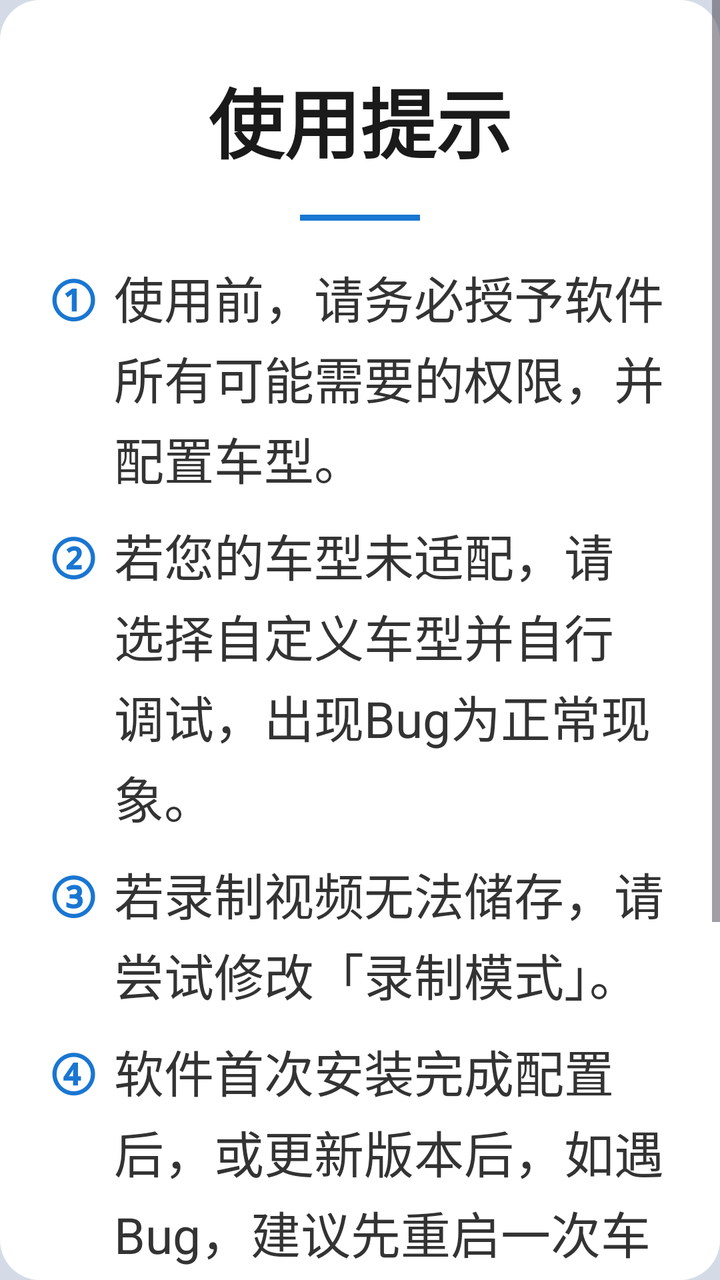
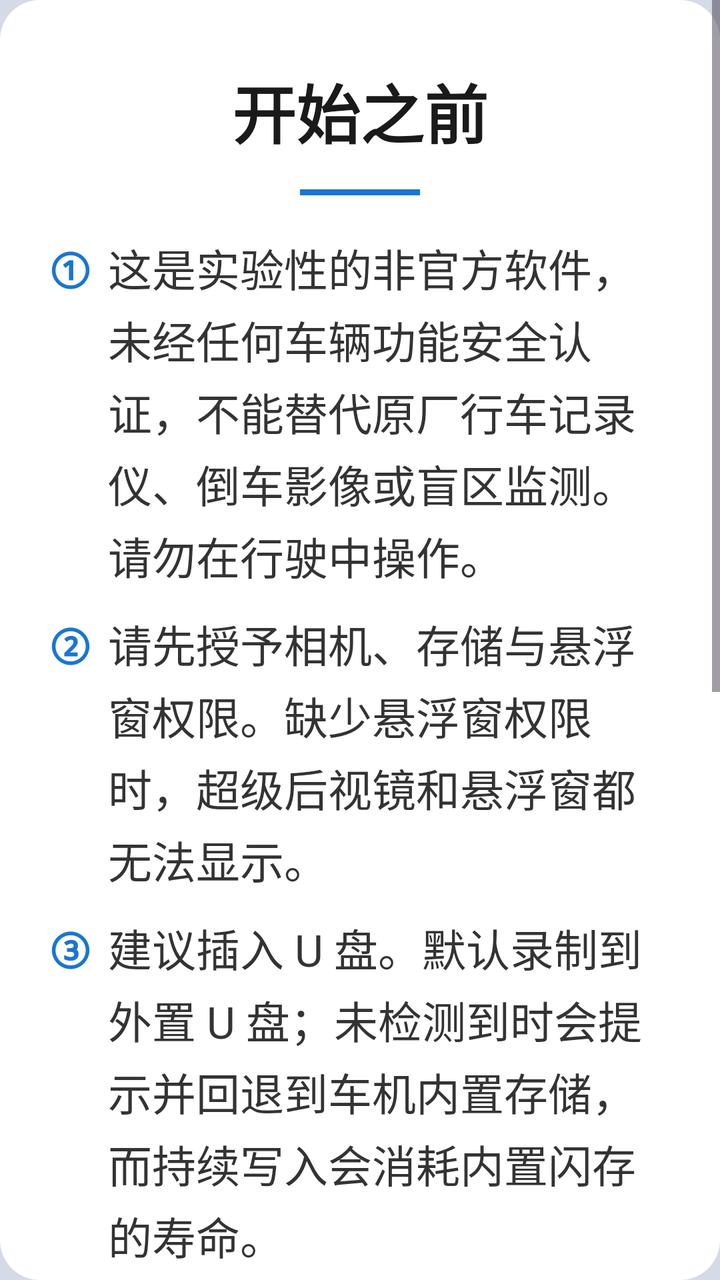

Compare the two renders of this Android layout. The source of the first and the diff that turns it into the second are given below.
<!-- AndroidManifest.xml: application theme Theme.Cam -->
<!-- res/layout/dialog_first_launch_guide.xml -->
<?xml version="1.0" encoding="utf-8"?>
<ScrollView xmlns:android="http://schemas.android.com/apk/res/android"
    android:layout_width="match_parent"
    android:layout_height="wrap_content"
    android:background="@drawable/dialog_rounded_background"
    android:fillViewport="true">

    <LinearLayout
        android:layout_width="match_parent"
        android:layout_height="wrap_content"
        android:orientation="vertical"
        android:padding="24dp">

        
        <TextView
            android:layout_width="wrap_content"
            android:layout_height="wrap_content"
            android:layout_gravity="center_horizontal"
            android:text="使用提示"
            android:textSize="38sp"
            android:textColor="@color/dialog_guide_title"
            android:textStyle="bold"
            android:layout_marginTop="8dp"
            android:layout_marginBottom="20dp" />

        
        <View
            android:layout_width="60dp"
            android:layout_height="3dp"
            android:layout_gravity="center_horizontal"
            android:background="@color/dialog_guide_accent"
            android:layout_marginBottom="20dp" />

        
        <LinearLayout
            android:layout_width="wrap_content"
            android:layout_height="wrap_content"
            android:layout_gravity="center_horizontal"
            android:orientation="horizontal"
            android:layout_marginBottom="12dp">
            
            <TextView
                android:layout_width="wrap_content"
                android:layout_height="wrap_content"
                android:text="①"
                android:textSize="25sp"
                android:textColor="@color/dialog_guide_accent"
                android:textStyle="bold"
                android:layout_marginEnd="8dp" />
            
            <TextView
                android:layout_width="wrap_content"
                android:layout_height="wrap_content"
                android:text="使用前，请务必授予软件所有可能需要的权限，并配置车型。"
                android:textSize="25sp"
                android:textColor="@color/dialog_guide_content"
                android:lineSpacingExtra="4dp" />
        </LinearLayout>

        
        <LinearLayout
            android:layout_width="wrap_content"
            android:layout_height="wrap_content"
            android:layout_gravity="center_horizontal"
            android:orientation="horizontal"
            android:layout_marginBottom="12dp">
            
            <TextView
                android:layout_width="wrap_content"
                android:layout_height="wrap_content"
                android:text="②"
                android:textSize="25sp"
                android:textColor="@color/dialog_guide_accent"
                android:textStyle="bold"
                android:layout_marginEnd="8dp" />
            
            <TextView
                android:layout_width="wrap_content"
                android:layout_height="wrap_content"
                android:text="若您的车型未适配，请选择自定义车型并自行调试，出现Bug为正常现象。"
                android:textSize="25sp"
                android:textColor="@color/dialog_guide_content"
                android:lineSpacingExtra="4dp" />
        </LinearLayout>

        
        <LinearLayout
            android:layout_width="wrap_content"
            android:layout_height="wrap_content"
            android:layout_gravity="center_horizontal"
            android:orientation="horizontal"
            android:layout_marginBottom="12dp">
            
            <TextView
                android:layout_width="wrap_content"
                android:layout_height="wrap_content"
                android:text="③"
                android:textSize="25sp"
                android:textColor="@color/dialog_guide_accent"
                android:textStyle="bold"
                android:layout_marginEnd="8dp" />
            
            <TextView
                android:layout_width="wrap_content"
                android:layout_height="wrap_content"
                android:text="若录制视频无法储存，请尝试修改「录制模式」。"
                android:textSize="25sp"
                android:textColor="@color/dialog_guide_content"
                android:lineSpacingExtra="4dp" />
        </LinearLayout>

        
        <LinearLayout
            android:layout_width="wrap_content"
            android:layout_height="wrap_content"
            android:layout_gravity="center_horizontal"
            android:orientation="horizontal"
            android:layout_marginBottom="20dp">
            
            <TextView
                android:layout_width="wrap_content"
                android:layout_height="wrap_content"
                android:text="④"
                android:textSize="25sp"
                android:textColor="@color/dialog_guide_accent"
                android:textStyle="bold"
                android:layout_marginEnd="8dp" />
            
            <TextView
                android:layout_width="wrap_content"
                android:layout_height="wrap_content"
                android:text="软件首次安装完成配置后，或更新版本后，如遇Bug，建议先重启一次车机！"
                android:textSize="25sp"
                android:textColor="@color/dialog_guide_content"
                android:lineSpacingExtra="4dp" />
        </LinearLayout>

        
        <View
            android:layout_width="match_parent"
            android:layout_height="1dp"
            android:background="@color/dialog_guide_divider"
            android:layout_marginBottom="16dp" />

        
        <TextView
            android:layout_width="match_parent"
            android:layout_height="wrap_content"
            android:text="本软件作者 @greenteacher46（四十六），当前版本免费开源，如遇收费售卖等商业行为，请告知作者。"
            android:textSize="20sp"
            android:textColor="@color/dialog_guide_secondary"
            android:lineSpacingExtra="3dp"
            android:gravity="center"
            android:layout_marginBottom="12dp" />

        

        
        <TextView
            android:id="@+id/btn_confirm"
            android:layout_width="match_parent"
            android:layout_height="48dp"
            android:background="@drawable/dialog_button_background"
            android:gravity="center"
            android:text="我知道了"
            android:textColor="@color/dialog_guide_button_text"
            android:textSize="16sp"
            android:textStyle="bold" />

    </LinearLayout>
</ScrollView>
<!-- resources referenced by this layout -->
<resources>
  <color name="dialog_guide_accent">#1976D2</color>
  <color name="dialog_guide_button_text">#FFFFFF</color>
  <color name="dialog_guide_content">#333333</color>
  <color name="dialog_guide_divider">#E0E0E0</color>
  <color name="dialog_guide_secondary">#666666</color>
  <color name="dialog_guide_title">#1A1A1A</color>
  <!-- drawable dialog_button_background (drawable) -->
  <?xml version="1.0" encoding="utf-8"?>
  <ripple xmlns:android="http://schemas.android.com/apk/res/android"
      android:color="@color/dialog_guide_button_ripple">
      <item>
          <shape android:shape="rectangle">
              <solid android:color="@color/dialog_guide_button_bg" />
              <corners android:radius="12dp" />
          </shape>
      </item>
  </ripple>
  <!-- drawable dialog_rounded_background (drawable) -->
  <?xml version="1.0" encoding="utf-8"?>
  <shape xmlns:android="http://schemas.android.com/apk/res/android"
      android:shape="rectangle">
      <solid android:color="@color/dialog_guide_background" />
      <corners android:radius="20dp" />
  </shape>
  <style name="Theme.Cam" parent="Base.Theme.Cam" />
  <color name="dialog_guide_button_ripple">#30000000</color>
  <color name="dialog_guide_button_bg">#1976D2</color>
  <color name="dialog_guide_background">#FFFFFF</color>
  <style name="Base.Theme.Cam" parent="Theme.Material3.DayNight.NoActionBar">
          
          <item name="preferenceTheme">@style/PreferenceThemeOverlay</item>
          
          <item name="colorPrimary">#424242</item>
          <item name="colorPrimaryVariant">#2A2A2A</item>
          <item name="colorOnPrimary">#FFFFFF</item>
          <item name="colorSecondary">#616161</item>
          <item name="colorSecondaryVariant">#424242</item>
          <item name="colorOnSecondary">#FFFFFF</item>
          <item name="android:colorBackground">#1A1A1A</item>
          <item name="colorSurface">#2A2A2A</item>
          <item name="colorOnSurface">#FFFFFF</item>
          <item name="android:statusBarColor">#2A2A2A</item>
          <item name="android:navigationBarColor">#000000</item>
          
          <item name="android:windowBackground">@color/page_background</item>
          
          <item name="android:windowSplashScreenBackground">@color/page_background</item>
          <item name="android:windowSplashScreenAnimatedIcon">@mipmap/ic_launcher</item>
      </style>
  <color name="page_background">#FFD4DBE6</color>
</resources>

<!-- the commit's change to res/layout/dialog_first_launch_guide.xml (unified diff, before → after) -->
@@ -11,19 +11,17 @@
         android:orientation="vertical"
         android:padding="24dp">
 
-        
         <TextView
             android:layout_width="wrap_content"
             android:layout_height="wrap_content"
             android:layout_gravity="center_horizontal"
-            android:text="使用提示"
-            android:textSize="38sp"
+            android:text="@string/guide_title"
+            android:textSize="32sp"
             android:textColor="@color/dialog_guide_title"
             android:textStyle="bold"
             android:layout_marginTop="8dp"
-            android:layout_marginBottom="20dp" />
+            android:layout_marginBottom="16dp" />
 
-        
         <View
             android:layout_width="60dp"
             android:layout_height="3dp"
@@ -31,138 +29,150 @@
             android:background="@color/dialog_guide_accent"
             android:layout_marginBottom="20dp" />
 
-        
         <LinearLayout
-            android:layout_width="wrap_content"
+            android:layout_width="match_parent"
             android:layout_height="wrap_content"
-            android:layout_gravity="center_horizontal"
             android:orientation="horizontal"
             android:layout_marginBottom="12dp">
-            
+
             <TextView
                 android:layout_width="wrap_content"
                 android:layout_height="wrap_content"
                 android:text="①"
-                android:textSize="25sp"
+                android:textSize="22sp"
                 android:textColor="@color/dialog_guide_accent"
                 android:textStyle="bold"
                 android:layout_marginEnd="8dp" />
-            
+
             <TextView
-                android:layout_width="wrap_content"
+                android:layout_width="match_parent"
                 android:layout_height="wrap_content"
-                android:text="使用前，请务必授予软件所有可能需要的权限，并配置车型。"
-                android:textSize="25sp"
+                android:text="@string/guide_1"
+                android:textSize="22sp"
                 android:textColor="@color/dialog_guide_content"
                 android:lineSpacingExtra="4dp" />
         </LinearLayout>
 
-        
         <LinearLayout
-            android:layout_width="wrap_content"
+            android:layout_width="match_parent"
             android:layout_height="wrap_content"
-            android:layout_gravity="center_horizontal"
             android:orientation="horizontal"
             android:layout_marginBottom="12dp">
-            
+
             <TextView
                 android:layout_width="wrap_content"
                 android:layout_height="wrap_content"
                 android:text="②"
-                android:textSize="25sp"
+                android:textSize="22sp"
                 android:textColor="@color/dialog_guide_accent"
                 android:textStyle="bold"
                 android:layout_marginEnd="8dp" />
-            
+
             <TextView
-                android:layout_width="wrap_content"
+                android:layout_width="match_parent"
                 android:layout_height="wrap_content"
-                android:text="若您的车型未适配，请选择自定义车型并自行调试，出现Bug为正常现象。"
-                android:textSize="25sp"
+                android:text="@string/guide_2"
+                android:textSize="22sp"
                 android:textColor="@color/dialog_guide_content"
                 android:lineSpacingExtra="4dp" />
         </LinearLayout>
 
-        
         <LinearLayout
-            android:layout_width="wrap_content"
+            android:layout_width="match_parent"
             android:layout_height="wrap_content"
-            android:layout_gravity="center_horizontal"
             android:orientation="horizontal"
             android:layout_marginBottom="12dp">
-            
+
             <TextView
                 android:layout_width="wrap_content"
                 android:layout_height="wrap_content"
                 android:text="③"
-                android:textSize="25sp"
+                android:textSize="22sp"
                 android:textColor="@color/dialog_guide_accent"
                 android:textStyle="bold"
                 android:layout_marginEnd="8dp" />
-            
+
             <TextView
-                android:layout_width="wrap_content"
+                android:layout_width="match_parent"
                 android:layout_height="wrap_content"
-                android:text="若录制视频无法储存，请尝试修改「录制模式」。"
-                android:textSize="25sp"
+                android:text="@string/guide_3"
+                android:textSize="22sp"
                 android:textColor="@color/dialog_guide_content"
                 android:lineSpacingExtra="4dp" />
         </LinearLayout>
 
-        
         <LinearLayout
-            android:layout_width="wrap_content"
+            android:layout_width="match_parent"
             android:layout_height="wrap_content"
-            android:layout_gravity="center_horizontal"
             android:orientation="horizontal"
-            android:layout_marginBottom="20dp">
-            
+            android:layout_marginBottom="12dp">
+
             <TextView
                 android:layout_width="wrap_content"
                 android:layout_height="wrap_content"
                 android:text="④"
-                android:textSize="25sp"
+                android:textSize="22sp"
                 android:textColor="@color/dialog_guide_accent"
                 android:textStyle="bold"
                 android:layout_marginEnd="8dp" />
-            
+
             <TextView
-                android:layout_width="wrap_content"
+                android:layout_width="match_parent"
                 android:layout_height="wrap_content"
-                android:text="软件首次安装完成配置后，或更新版本后，如遇Bug，建议先重启一次车机！"
-                android:textSize="25sp"
+                android:text="@string/guide_4"
+                android:textSize="22sp"
                 android:textColor="@color/dialog_guide_content"
                 android:lineSpacingExtra="4dp" />
         </LinearLayout>
 
-        
+        <LinearLayout
+            android:layout_width="match_parent"
+            android:layout_height="wrap_content"
+            android:orientation="horizontal"
+            android:layout_marginBottom="12dp">
+
+            <TextView
+                android:layout_width="wrap_content"
+                android:layout_height="wrap_content"
+                android:text="⑤"
+                android:textSize="22sp"
+                android:textColor="@color/dialog_guide_accent"
+                android:textStyle="bold"
+                android:layout_marginEnd="8dp" />
+
+            <TextView
+                android:layout_width="match_parent"
+                android:layout_height="wrap_content"
+                android:text="@string/guide_5"
+                android:textSize="22sp"
+                android:textColor="@color/dialog_guide_content"
+                android:lineSpacingExtra="4dp" />
+        </LinearLayout>
+
         <View
             android:layout_width="match_parent"
             android:layout_height="1dp"
             android:background="@color/dialog_guide_divider"
+            android:layout_marginTop="8dp"
             android:layout_marginBottom="16dp" />
 
-        
         <TextView
             android:layout_width="match_parent"
             android:layout_height="wrap_content"
-            android:text="本软件作者 @greenteacher46（四十六），当前版本免费开源，如遇收费售卖等商业行为，请告知作者。"
-            android:textSize="20sp"
+            android:text="@string/guide_footer"
+            android:textSize="18sp"
             android:textColor="@color/dialog_guide_secondary"
             android:lineSpacingExtra="3dp"
             android:gravity="center"
-            android:layout_marginBottom="12dp" />
+            android:layout_marginBottom="16dp" />
 
-        
-
-        
         <TextView
             android:id="@+id/btn_confirm"
             android:layout_width="match_parent"
             android:layout_height="48dp"
             android:background="@drawable/dialog_button_background"
             android:gravity="center"
-            android:text="我知道了"
+            android:text="@string/action_got_it_guide"
             android:textColor="@color/dialog_guide_button_text"
             android:textSize="16sp"
             android:textStyle="bold" />
<!-- resource entries referenced after the edit -->
@@ -24,6 +24,14 @@
       <solid android:color="@color/dialog_guide_background" />
       <corners android:radius="20dp" />
   </shape>
+  <string name="action_got_it_guide">我知道了</string>
+  <string name="guide_1">这是实验性的非官方软件，未经任何车辆功能安全认证，不能替代原厂行车记录仪、倒车影像或盲区监测。请勿在行驶中操作。</string>
+  <string name="guide_2">请先授予相机、存储与悬浮窗权限。缺少悬浮窗权限时，超级后视镜和悬浮窗都无法显示。</string>
+  <string name="guide_3">建议插入 U 盘。默认录制到外置 U 盘；未检测到时会提示并回退到车机内置存储，而持续写入会消耗内置闪存的寿命。</string>
+  <string name="guide_4">超级后视镜默认关闭，可在「设置 → 超级后视镜」中开启。开启后，窗口中间三分之一上下滑调取景、左右滑换一路，两侧拖动窗口。</string>
+  <string name="guide_5">遇到异常先重启一次应用；仍不正常时，可在「设置 → 关于 → 诊断信息」导出实测信息。</string>
+  <string name="guide_footer">本应用以 EVCam（GPL-3.0）为代码基座，免费开源，不出售。来源与致谢见「关于本应用」。</string>
+  <string name="guide_title">开始之前</string>
   <style name="Theme.Cam" parent="Base.Theme.Cam" />
   <color name="dialog_guide_button_ripple">#30000000</color>
   <color name="dialog_guide_button_bg">#1976D2</color>
